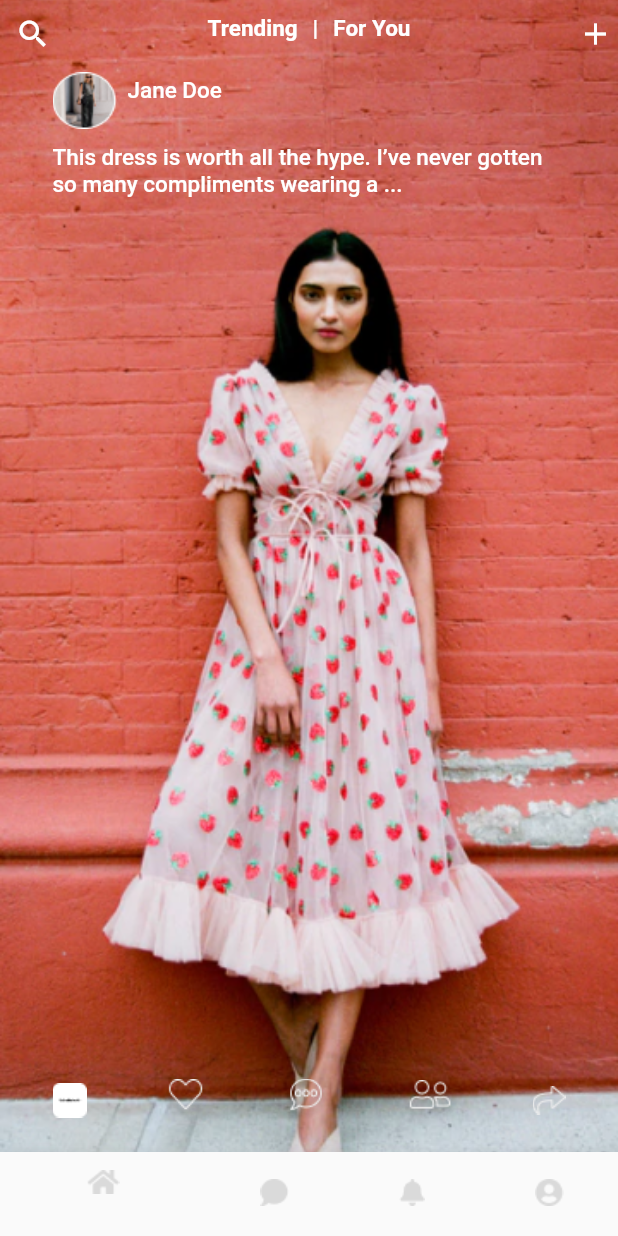
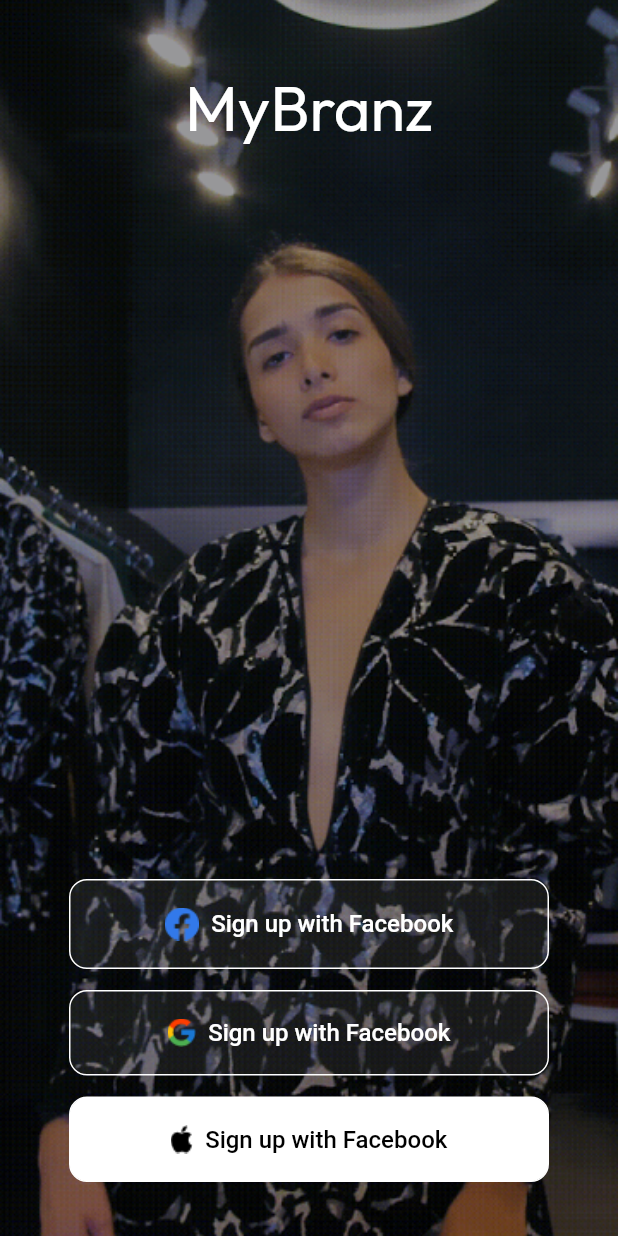
Before and after one commit to androidKotlin-developer/mybranz, a Flutter app: the screen it shows after launch, on a phone screen of 412 x 824 dp. Run offline on Flutter 3.47's test engine with Material 2 defaults, Android fonts, the phone set to English and light mode, and no system bars; our stand-ins replace google_fonts.

Commit message:
login page design

```diff
--- a/lib/main.dart
+++ b/lib/main.dart
@@ -1,6 +1,5 @@
 import 'package:flutter/material.dart';
-import 'package:mybranz/screens/home_screen/home_screen.dart';
-import 'package:mybranz/screens/home_screen/home_screen_widget.dart';
+import 'package:mybranz/screens/login/login.dart';
 
 void main() {
   runApp(const MyApp());
@@ -18,7 +17,7 @@ class MyApp extends StatelessWidget {
         primarySwatch: Colors.blue,
       ),
       debugShowCheckedModeBanner: false,
-      home: Home_screen(),
+      home: LoginScreen(),
     );
   }
 }
--- /dev/null
+++ b/lib/screens/login/login.dart
@@ -0,0 +1,178 @@
+import 'package:flutter/material.dart';
+import 'package:google_fonts/google_fonts.dart';
+import 'package:mybranz/screens/profile_screen/profile_screen.dart';
+
+
+class LoginScreen extends StatefulWidget {
+  const LoginScreen({Key? key}) : super(key: key);
+
+  @override
+  State<LoginScreen> createState() => _LoginScreenState();
+}
+
+class _LoginScreenState extends State<LoginScreen> {
+  @override
+  Widget build(BuildContext context) {
+    var height = MediaQuery.of(context).size.height;
+    var width = MediaQuery.of(context).size.width;
+    return Scaffold(
+      body: Container(
+        decoration: BoxDecoration(
+          image: DecorationImage(
+            image: AssetImage("assets/images/loginbg.png"),
+            fit: BoxFit.cover,
+          ),
+        ),
+        child: Container(
+          color: Colors.transparent.withOpacity(0.4),
+          width: width,
+          child: Column(
+            crossAxisAlignment: CrossAxisAlignment.center,
+            mainAxisAlignment: MainAxisAlignment.start,
+            children: [
+              Padding(
+                padding: const EdgeInsets.only(top: 45),
+                child: Text(
+                  "MyBranz",
+                  style: GoogleFonts.outfit(
+                    color: Colors.white,
+                    fontSize: 42,
+                  ),
+                ),
+              ),
+              Expanded(
+                child: Container(),
+              ),
+              Padding(
+                padding: const EdgeInsets.symmetric(horizontal: 46),
+                child: InkWell(
+                  onTap: () {
+                    Navigator.pushReplacement(
+                      context,
+                      MaterialPageRoute(
+                        builder: (context) => ProfileScreen(),
+                      ),
+                    );
+                  },
+                  child: Container(
+                    alignment: Alignment.bottomCenter,
+                    decoration: BoxDecoration(
+                      color: Color(0xffC4C4C4).withOpacity(0.1),
+                      border: Border.all(color: Colors.white, width: 1),
+                      borderRadius: BorderRadius.circular(12.0),
+                    ),
+                    child: Padding(
+                      padding: const EdgeInsets.all(18.0),
+                      child: Row(
+                        mainAxisAlignment: MainAxisAlignment.center,
+                        children: [
+                          Image.asset(
+                            "assets/images/FbLogo.png",
+                          ),
+                          SizedBox(width: 8),
+                          Text(
+                            "Sign up with Facebook",
+                            style: GoogleFonts.roboto(
+                              fontSize: 16,
+                              color: Colors.white,
+                              fontWeight: FontWeight.w500,
+                            ),
+                          ),
+                        ],
+                      ),
+                    ),
+                  ),
+                ),
+              ),
+              SizedBox(height: 14),
+              Padding(
+                padding: const EdgeInsets.symmetric(horizontal: 46),
+                child: InkWell(
+                  onTap: () {
+                    Navigator.pushReplacement(
+                      context,
+                      MaterialPageRoute(
+                        builder: (context) => ProfileScreen(),
+                      ),
+                    );
+                  },
+                  child: Container(
+                    alignment: Alignment.bottomCenter,
+                    decoration: BoxDecoration(
+                      color: Color(0xffC4C4C4).withOpacity(0.1),
+                      border: Border.all(color: Colors.white, width: 1),
+                      borderRadius: BorderRadius.circular(12.0),
+                    ),
+                    child: Padding(
+                      padding: const EdgeInsets.all(18.0),
+                      child: Row(
+                        mainAxisAlignment: MainAxisAlignment.center,
+                        children: [
+                          Image.asset(
+                            "assets/images/googlelogo1.png",
+                          ),
+                          SizedBox(width: 8),
+                          Text(
+                            "Sign up with Facebook",
+                            style: GoogleFonts.roboto(
+                              fontSize: 16,
+                              color: Colors.white,
+                              fontWeight: FontWeight.w500,
+                            ),
+                          ),
+                        ],
+                      ),
+                    ),
+                  ),
+                ),
+              ),
+              SizedBox(height: 14),
+              Padding(
+                padding: const EdgeInsets.symmetric(horizontal: 46),
+                child: InkWell(
+                  onTap: () {
+                    Navigator.pushReplacement(
+                      context,
+                      MaterialPageRoute(
+                        builder: (context) => ProfileScreen(),
+                      ),
+                    );
+                  },
+                  child: Container(
+                    alignment: Alignment.bottomCenter,
+                    decoration: BoxDecoration(
+                      color: Color(0xffFFFFFF),
+                      border: Border.all(color: Colors.white, width: 1),
+                      borderRadius: BorderRadius.circular(12.0),
+                    ),
+                    child: Padding(
+                      padding: const EdgeInsets.all(18.0),
+                      child: Row(
+                        mainAxisAlignment: MainAxisAlignment.center,
+                        children: [
+                          Image.asset(
+                            "assets/images/ioslogo.png",
+                          ),
+                          SizedBox(width: 8),
+                          Text(
+                            "Sign up with Facebook",
+                            style: GoogleFonts.roboto(
+                              fontSize: 16,
+                              color: Colors.black,
+                              fontWeight: FontWeight.w500,
+                            ),
+                          ),
+                        ],
+                      ),
+                    ),
+                  ),
+                ),
+              ),
+              SizedBox(height: 36),
+            ],
+          ),
+        ),
+      ),
+    );
+  }
+}
--- a/pubspec.yaml
+++ b/pubspec.yaml
@@ -62,6 +62,7 @@ flutter:
   # To add assets to your application, add an assets section, like this:
   assets:
     - assets/
+    - assets/images/
 
 
   # An image asset can refer to one or more resolution-specific "variants", see
```
Also changed, not shown: lib/screens/profile_screen/edit_profile.dart (added, +286 -0 lines), lib/screens/profile_screen/profile_screen.dart (added, +35 -0 lines), assets/images/FbLogo.png (added), assets/images/googlelogo1.png (added), assets/images/ioslogo.png (added), assets/images/loginbg.png (added), assets/images/probg.png (added), assets/images/propic.png (added).
